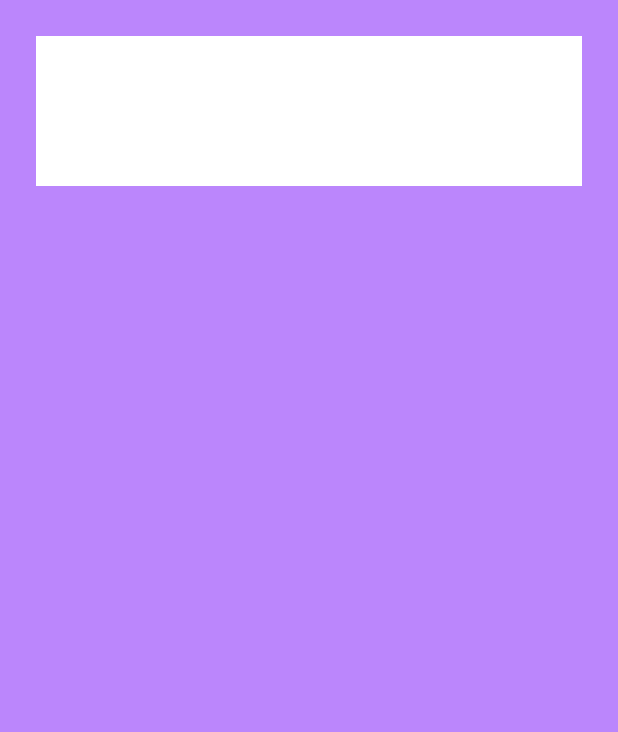
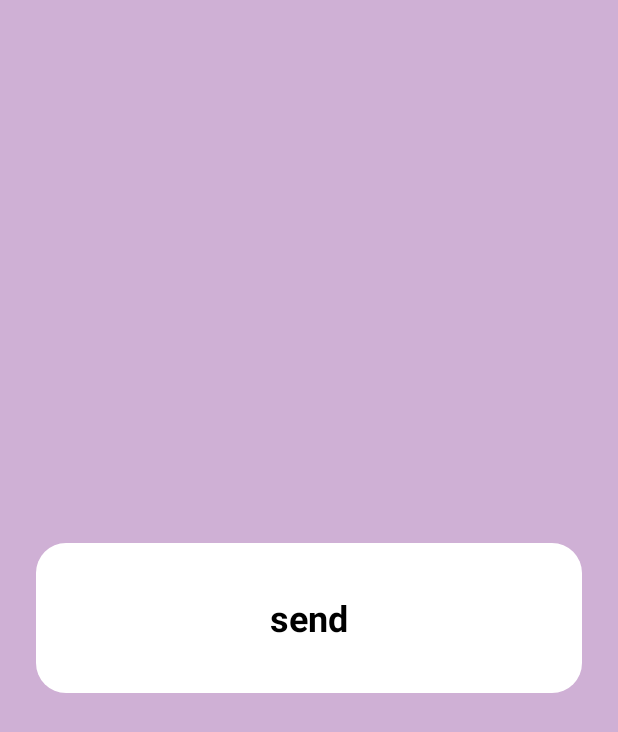
Before and after one commit to zahraamohamed/hotObservable, an Android app: the layout fragment_send.xml on its own in the app's theme, with its tools: preview values and no code run, on a phone screen of 412 x 824 dp. Shown: the top 732 px of the screen. Run offline under Robolectric (Android 15) with nearby library versions, the phone set to English and light mode, and no system bars.

Commit message:
done task

```diff
--- a/app/src/main/java/com/example/senddatabetweenfragmentusingrxjava/BaseFragment.kt
+++ b/app/src/main/java/com/example/senddatabetweenfragmentusingrxjava/BaseFragment.kt
@@ -11,10 +11,10 @@ import androidx.viewbinding.ViewBinding
 abstract class BaseFragment<VB:ViewBinding>:Fragment() {
     abstract val LOG_TAG: String
     abstract  val bindingInflater: (LayoutInflater) -> VB
-    var _binding: ViewBinding? = null
-    var binding: VB?
+    private var _binding: ViewBinding? = null
+    val binding: VB?
         get() = _binding as VB?
-        set(value) = TODO()
+
 
     override fun onViewCreated(view: View, savedInstanceState: Bundle?) {
         super.onViewCreated(view, savedInstanceState)
--- /dev/null
+++ b/app/src/main/java/com/example/senddatabetweenfragmentusingrxjava/Connection.kt
@@ -0,0 +1,5 @@
+package com.example.senddatabetweenfragmentusingrxjava
+
+interface Connection {
+    fun passData(text:String)
+}
--- /dev/null
+++ b/app/src/main/res/drawable/shape.xml
@@ -0,0 +1,5 @@
+<?xml version="1.0" encoding="utf-8"?>
+<shape xmlns:android="http://schemas.android.com/apk/res/android" android:shape="rectangle">
+<corners android:radius="20dp"/>
+    <solid android:color="@color/white"/>
+</shape>
--- a/app/src/main/res/layout/fragment_send.xml
+++ b/app/src/main/res/layout/fragment_send.xml
@@ -3,7 +3,7 @@
     xmlns:tools="http://schemas.android.com/tools"
     android:layout_width="match_parent"
     android:layout_height="match_parent"
-    android:background="@color/purple_200"
+    android:background="#CFB0D5"
     tools:context=".SendFragment">
 
     <EditText
@@ -11,7 +11,13 @@
         android:layout_width="match_parent"
         android:layout_height="100dp"
         android:layout_margin="24dp"
-        android:background="@color/white"
-        />
+        android:textColor="@color/black"
+        android:textStyle="bold"
+
+        android:textSize="24sp"
+        android:text="send"
+        android:layout_gravity="center"
+        android:gravity="center"
+        android:background="@drawable/shape" />
 
 </FrameLayout>
--- a/app/src/main/res/values/themes.xml
+++ b/app/src/main/res/values/themes.xml
@@ -1,6 +1,6 @@
 <resources xmlns:tools="http://schemas.android.com/tools">
     <!-- Base application theme. -->
-    <style name="Theme.SendDataBetweenFragmentUsingRxjava" parent="Theme.MaterialComponents.DayNight.DarkActionBar">
+    <style name="Theme.SendDataBetweenFragmentUsingRxjava" parent="Theme.MaterialComponents.DayNight.NoActionBar.Bridge">
         <!-- Primary brand color. -->
         <item name="colorPrimary">@color/purple_500</item>
         <item name="colorPrimaryVariant">@color/purple_700</item>
```
Also changed, not shown: app/src/main/java/com/example/senddatabetweenfragmentusingrxjava/MainActivity.kt (+14 -2 lines), app/src/main/java/com/example/senddatabetweenfragmentusingrxjava/ReceiveFragment.kt (+8 -11 lines), app/src/main/java/com/example/senddatabetweenfragmentusingrxjava/SendFragment.kt (+19 -25 lines), app/src/main/res/drawable/ic_baseline_arrow_downward_24.xml (added, +10 -0 lines), app/src/main/res/layout/activity_main.xml (+7 -6 lines), app/src/main/res/layout/fragment_receive.xml (+7 -2 lines).
